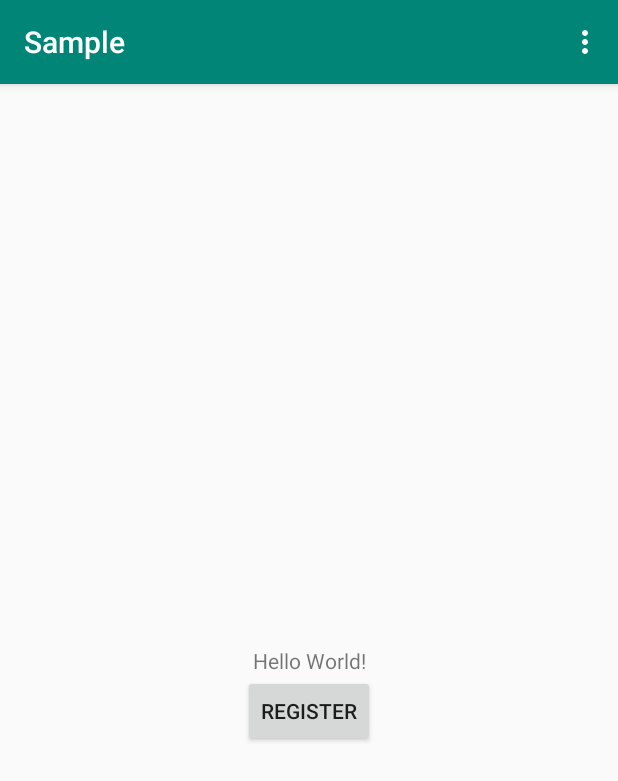
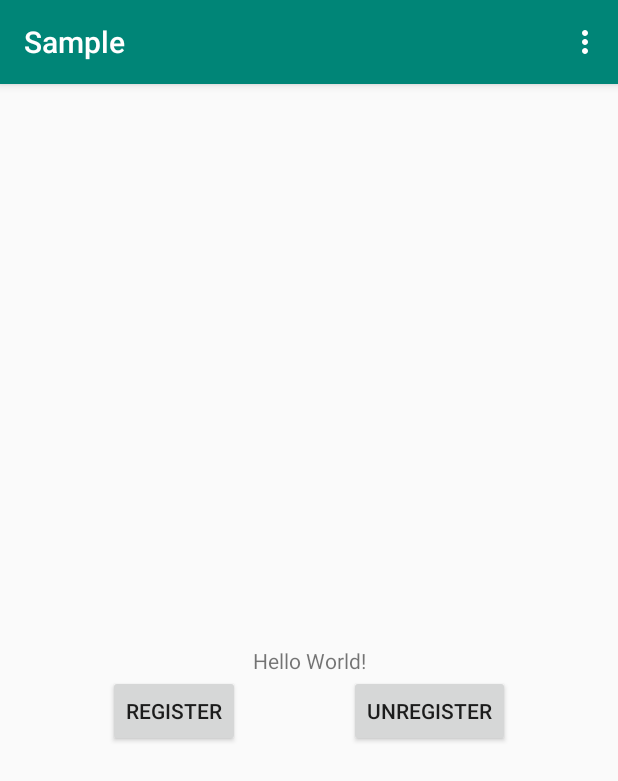
Before and after one commit to ppgco/android-sdk, an Android app: the screen it shows after launch (MainActivity), on a phone screen of 412 x 824 dp. Shown: the top 781 px of the screen. Run offline under Robolectric (Android 15) with nearby library versions, the phone set to English and light mode, and no system bars; our stand-ins replace Timber; 1 statement that could not run was skipped.

Commit message:
Add unregisterSubscriber() method

```diff
--- a/library/src/main/java/com/pushpushgo/sdk/NotificationTimerTask.kt
+++ b/library/src/main/java/com/pushpushgo/sdk/NotificationTimerTask.kt
@@ -26,7 +26,7 @@ internal class NotificationTimerTask(private val application: Application) : Tim
             val subscriberId = pref.subscriberId
             if (!subscriberId.isBlank()) {
                 GlobalScope.launch {
-                    PushPushGo.INSTANCE!!.getNetwork().unregisterSubscriber(subscriberId)
+                    PushPushGo.INSTANCE!!.getNetwork().unregisterSubscriber()
                 }
                 cancel()
             }
--- a/library/src/main/java/com/pushpushgo/sdk/network/ApiRepository.kt
+++ b/library/src/main/java/com/pushpushgo/sdk/network/ApiRepository.kt
@@ -20,10 +20,10 @@ internal class ApiRepository(override val kodein: Kodein) : KodeinAware {
 
     private val projectId by instance<String>(PROJECT_ID)
 
-    suspend fun unregisterSubscriber(token: String) {
+    suspend fun unregisterSubscriber() {
         try {
             Timber.tag(PushPushGo.TAG).d("unregisterSubscriberAsync invoked")
-            apiService.unregisterSubscriberAsync(projectId, token)
+            apiService.unregisterSubscriberAsync(projectId, sharedPref.subscriberId)
             sharedPref.subscriberId = ""
         } catch (e: NoConnectivityException) {
             Timber.tag(PushPushGo.TAG).e("Connection error %s", e.message)
--- a/sample/src/main/java/com/pushpushgo/sample/activity/MainActivity.kt
+++ b/sample/src/main/java/com/pushpushgo/sample/activity/MainActivity.kt
@@ -17,6 +17,9 @@ class MainActivity : AppCompatActivity() {
         register.setOnClickListener {
             PushPushGo.getInstance().registerSubscriber()
         }
+        unregister.setOnClickListener {
+            PushPushGo.getInstance().unregisterSubscriber()
+        }
     }
 
     override fun onCreateOptionsMenu(menu: Menu): Boolean {
--- a/sample/src/main/res/layout/activity_main.xml
+++ b/sample/src/main/res/layout/activity_main.xml
@@ -23,8 +23,17 @@
         android:layout_width="wrap_content"
         android:layout_height="wrap_content"
         android:text="Register"
-        app:layout_constraintEnd_toEndOf="parent"
+        app:layout_constraintEnd_toStartOf="@id/unregister"
         app:layout_constraintStart_toStartOf="parent"
         app:layout_constraintTop_toBottomOf="@id/hello" />
 
+    <Button
+        android:id="@+id/unregister"
+        android:layout_width="wrap_content"
+        android:layout_height="wrap_content"
+        android:text="Unregister"
+        app:layout_constraintEnd_toEndOf="parent"
+        app:layout_constraintStart_toEndOf="@id/register"
+        app:layout_constraintTop_toBottomOf="@id/hello" />
+
 </androidx.constraintlayout.widget.ConstraintLayout>
```
Also changed, not shown: library/src/main/java/com/pushpushgo/sdk/PushPushGo.kt (+9 -0 lines).
